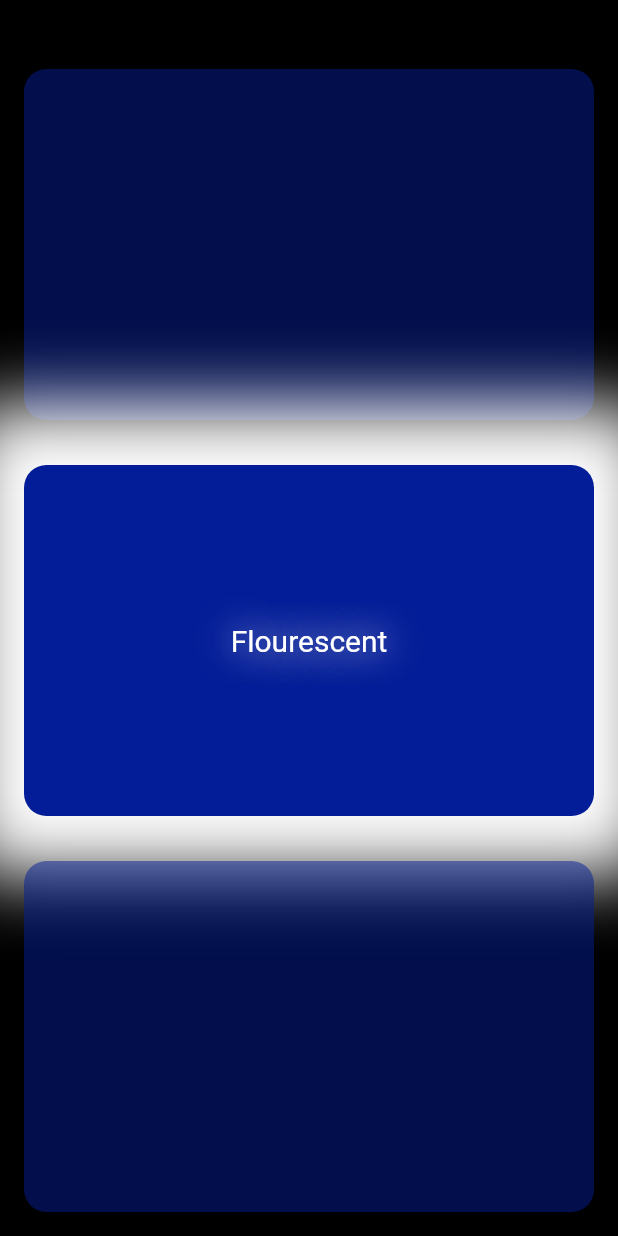
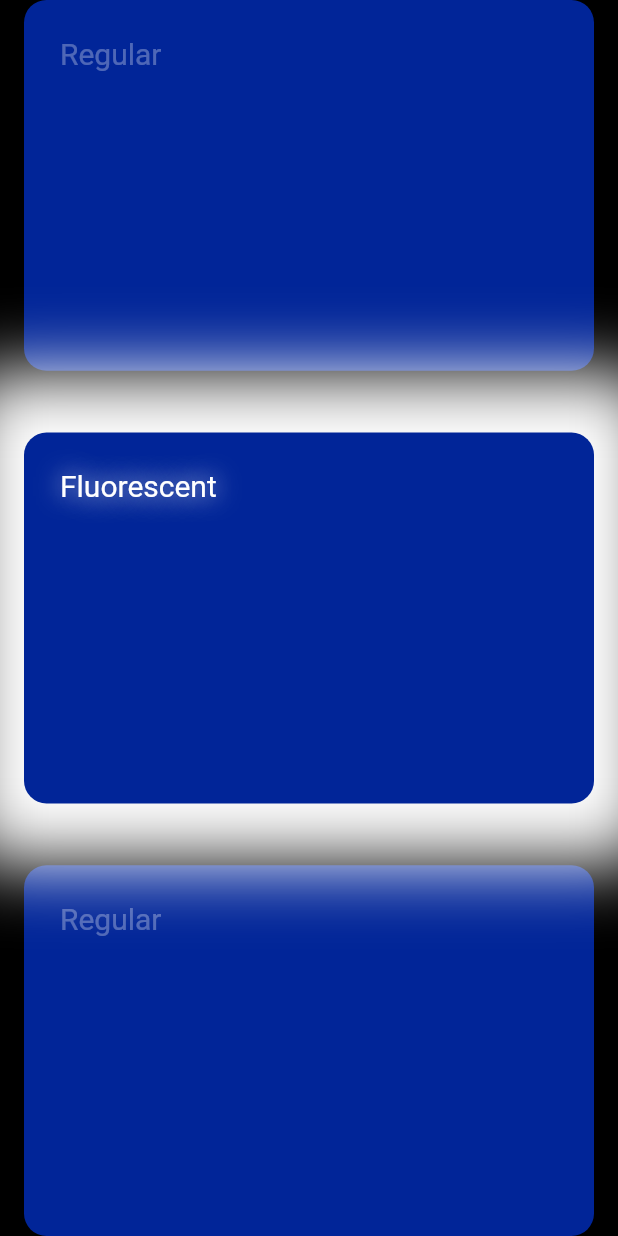
Before and after one commit to Harishwarrior/glow_in_dark_flutter, a Flutter app: the screen it shows after launch, on a phone screen of 412 x 824 dp. Run offline on Flutter 3.47's test engine with Material 2 defaults, Android fonts, the phone set to English and light mode, and no system bars; missing offline and left inert: light_sensor.

Commit message:
refactor: updated structure
Updated struture of files and folder

```diff
--- a/lib/main.dart
+++ b/lib/main.dart
@@ -2,5 +2,5 @@ import 'package:flutter/material.dart';
 import 'package:glow_in_dark_flutter/src/app.dart';
 
 void main() {
-  runApp(const GlowInDarkApp());
+  runApp(const MyApp());
 }
--- a/lib/src/app.dart
+++ b/lib/src/app.dart
@@ -1,15 +1,15 @@
 import 'package:flutter/material.dart';
-import 'package:glow_in_dark_flutter/src/home/home_page.dart';
+import 'package:glow_in_dark_flutter/src/presentation/glow_in_dark_page.dart';
 
-class GlowInDarkApp extends StatelessWidget {
-  const GlowInDarkApp({super.key});
+class MyApp extends StatelessWidget {
+  const MyApp({super.key});
 
   @override
   Widget build(BuildContext context) {
     return const MaterialApp(
       debugShowCheckedModeBanner: false,
       title: 'Glow in dark Flutter',
-      home: HomePage(),
+      home: GlowInDarkPage(),
     );
   }
 }
--- a/lib/src/home/home_page.dart
+++ /dev/null
@@ -1,128 +0,0 @@
-import 'dart:async';
-import 'package:flutter/material.dart';
-import 'package:light_sensor/light_sensor.dart';
-
-class HomePage extends StatefulWidget {
-  const HomePage({super.key});
-
-  @override
-  State<HomePage> createState() => _HomePageState();
-}
-
-class _HomePageState extends State<HomePage> {
-  late StreamSubscription<int> listen;
-  int value = 0;
-
-  @override
-  void initState() {
-    super.initState();
-    listen = LightSensor.lightSensorStream.listen((lux) {
-      setState(() {
-        value = lux;
-      });
-    });
-  }
-
-  @override
-  void dispose() {
-    super.dispose();
-    listen.cancel();
-  }
-
-  @override
-  Widget build(BuildContext context) {
-    print;
-    return Scaffold(
-      backgroundColor: Colors.black,
-      body: AnimatedContainer(
-        color:
-            Colors.white.withOpacity((value.roundToDouble() / 100).clamp(0, 1)),
-        alignment: Alignment.center,
-        duration: const Duration(seconds: 1),
-        child: Padding(
-          padding: const EdgeInsets.all(16.0),
-          child: Column(
-            mainAxisAlignment: MainAxisAlignment.spaceBetween,
-            children: [
-              const SizedBox(
-                height: 30,
-              ),
-              PlaceHolderWidget(value: value),
-              const SizedBox(
-                height: 30,
-              ),
-              Expanded(
-                child: AnimatedContainer(
-                  alignment: Alignment.center,
-                  decoration: BoxDecoration(
-                    color: const Color(0xFF031D98),
-                    borderRadius: BorderRadius.circular(15.0),
-                    boxShadow: [
-                      BoxShadow(
-                        spreadRadius:
-                            40 - (value.roundToDouble() / 5).clamp(0, 500),
-                        blurRadius:
-                            40 - (value.roundToDouble() / 5).clamp(0, 500),
-                        color: Colors.white,
-                      ),
-                    ],
-                  ),
-                  duration: const Duration(seconds: 1),
-                  child: AnimatedDefaultTextStyle(
-                    style: TextStyle(
-                      color: Colors.white,
-                      // fontWeight: FontWeight.bold,
-                      fontSize: 20.0,
-                      shadows: <Shadow>[
-                        Shadow(
-                          blurRadius: 30 -
-                              (value.roundToDouble() / 7)
-                                  .clamp(1, 100)
-                                  .abs()
-                                  .toDouble(),
-                          color: Colors.white,
-                        ),
-                      ],
-                    ),
-                    duration: const Duration(seconds: 2),
-                    child: const Text(
-                      'Flourescent',
-                    ),
-                  ),
-                ),
-              ),
-              const SizedBox(
-                height: 30,
-              ),
-              PlaceHolderWidget(value: value),
-            ],
-          ),
-        ),
-      ),
-    );
-  }
-}
-
-class PlaceHolderWidget extends StatelessWidget {
-  const PlaceHolderWidget({
-    super.key,
-    required this.value,
-  });
-
-  final int value;
-
-  @override
-  Widget build(BuildContext context) {
-    return Expanded(
-      child: AnimatedContainer(
-        duration: const Duration(seconds: 1),
-        alignment: Alignment.center,
-        decoration: BoxDecoration(
-          borderRadius: BorderRadius.circular(15.0),
-          color: const Color(0xFF031D98)
-              .withOpacity((value.roundToDouble() / 5).clamp(0.5, 0.9)),
-        ),
-      ),
-    );
-  }
-}
--- /dev/null
+++ b/lib/src/presentation/glow_in_dark_page.dart
@@ -0,0 +1,92 @@
+import 'dart:async';
+import 'package:flutter/material.dart';
+import 'package:glow_in_dark_flutter/src/presentation/widgets/fluorescent_card.dart';
+import 'package:glow_in_dark_flutter/src/presentation/widgets/regular_card.dart';
+import 'package:light_sensor/light_sensor.dart';
+
+class GlowInDarkPage extends StatefulWidget {
+  const GlowInDarkPage({super.key});
+
+  @override
+  State<GlowInDarkPage> createState() => _GlowInDarkPageState();
+}
+
+class _GlowInDarkPageState extends State<GlowInDarkPage> {
+  late final StreamSubscription<int> listen;
+  int value = 0;
+  final Duration animationDuration = const Duration(seconds: 1);
+  final Color color = const Color(0xFF033ffe);
+
+  Color darken(Color color, [double amount = .1]) {
+    assert(amount >= 0 && amount <= 1);
+
+    final hsl = HSLColor.fromColor(color);
+    final hslDark = hsl.withLightness((amount - hsl.lightness).clamp(0.3, 1.0));
+
+    return hslDark.toColor();
+  }
+
+  @override
+  void initState() {
+    super.initState();
+    listen = LightSensor.lightSensorStream.listen((lux) {
+      setState(() {
+        value = lux;
+      });
+    });
+  }
+
+  @override
+  void dispose() {
+    listen.cancel();
+    super.dispose();
+  }
+
+  @override
+  Widget build(BuildContext context) {
+    return Scaffold(
+      backgroundColor: Colors.black,
+      body: AnimatedContainer(
+        color: Colors.white.withOpacity(
+          (value / 200).clamp(0, 1),
+        ),
+        alignment: Alignment.center,
+        duration: const Duration(seconds: 1),
+        child: Padding(
+          padding: EdgeInsets.symmetric(
+            vertical: MediaQuery.of(context).padding.top,
+            horizontal: 16.0,
+          ),
+          child: Stack(
+            children: [
+              Align(
+                alignment: Alignment.topCenter,
+                child: RegularCard(
+                  value: value,
+                  animationDuration: animationDuration,
+                  color: darken(color, ((value / 50)).clamp(0.3, 1)),
+                ),
+              ),
+              Align(
+                alignment: Alignment.bottomCenter,
+                child: RegularCard(
+                  value: value,
+                  animationDuration: animationDuration,
+                  color: darken(color, ((value / 50)).clamp(0.3, 1)),
+                ),
+              ),
+              Align(
+                alignment: Alignment.center,
+                child: FluorescentCard(
+                  value: value,
+                  animationDuration: animationDuration,
+                  color: darken(color, ((value / 50)).clamp(0.3, 1)),
+                ),
+              ),
+            ],
+          ),
+        ),
+      ),
+    );
+  }
+}
--- /dev/null
+++ b/lib/src/presentation/widgets/fluorescent_card.dart
@@ -0,0 +1,51 @@
+import 'package:flutter/material.dart';
+
+class FluorescentCard extends StatelessWidget {
+  const FluorescentCard({
+    super.key,
+    required this.value,
+    required this.animationDuration,
+    required this.color,
+  });
+
+  final int value;
+  final Duration animationDuration;
+  final Color color;
+
+  @override
+  Widget build(BuildContext context) {
+    return AnimatedContainer(
+      padding: const EdgeInsets.all(24.0),
+      alignment: Alignment.topLeft,
+      height: MediaQuery.of(context).size.height * 0.3,
+      decoration: BoxDecoration(
+        color: color,
+        borderRadius: BorderRadius.circular(15.0),
+        boxShadow: [
+          BoxShadow(
+            spreadRadius: (40 - (value.roundToDouble() / 5)).clamp(0, 500),
+            blurRadius: (40 - (value.roundToDouble() / 5)).clamp(0, 500),
+            color: Colors.white,
+          ),
+        ],
+      ),
+      duration: animationDuration,
+      child: AnimatedDefaultTextStyle(
+        duration: animationDuration,
+        style: TextStyle(
+          color: Colors.white,
+          fontSize: 20.0,
+          shadows: <Shadow>[
+            Shadow(
+              blurRadius: (30 - (value / 7)).clamp(0, 20),
+              color: Colors.white,
+            ),
+          ],
+        ),
+        child: const Text(
+          'Fluorescent',
+        ),
+      ),
+    );
+  }
+}
--- /dev/null
+++ b/lib/src/presentation/widgets/regular_card.dart
@@ -0,0 +1,40 @@
+import 'package:flutter/material.dart';
+
+class RegularCard extends StatelessWidget {
+  const RegularCard({
+    super.key,
+    required this.value,
+    required this.animationDuration,
+    required this.color,
+  });
+
+  final int value;
+  final Duration animationDuration;
+  final Color color;
+
+  @override
+  Widget build(BuildContext context) {
+    return AnimatedContainer(
+      duration: animationDuration,
+      height: MediaQuery.of(context).size.height * 0.3,
+      padding: const EdgeInsets.all(24.0),
+      alignment: Alignment.topLeft,
+      decoration: BoxDecoration(
+        borderRadius: BorderRadius.circular(15.0),
+        color: color,
+      ),
+      child: AnimatedDefaultTextStyle(
+        duration: animationDuration,
+        style: TextStyle(
+          color: Colors.white.withOpacity(
+            (value / 100).clamp(0.3, 0.9),
+          ),
+          fontSize: 20.0,
+        ),
+        child: const Text(
+          'Regular',
+        ),
+      ),
+    );
+  }
+}
```
